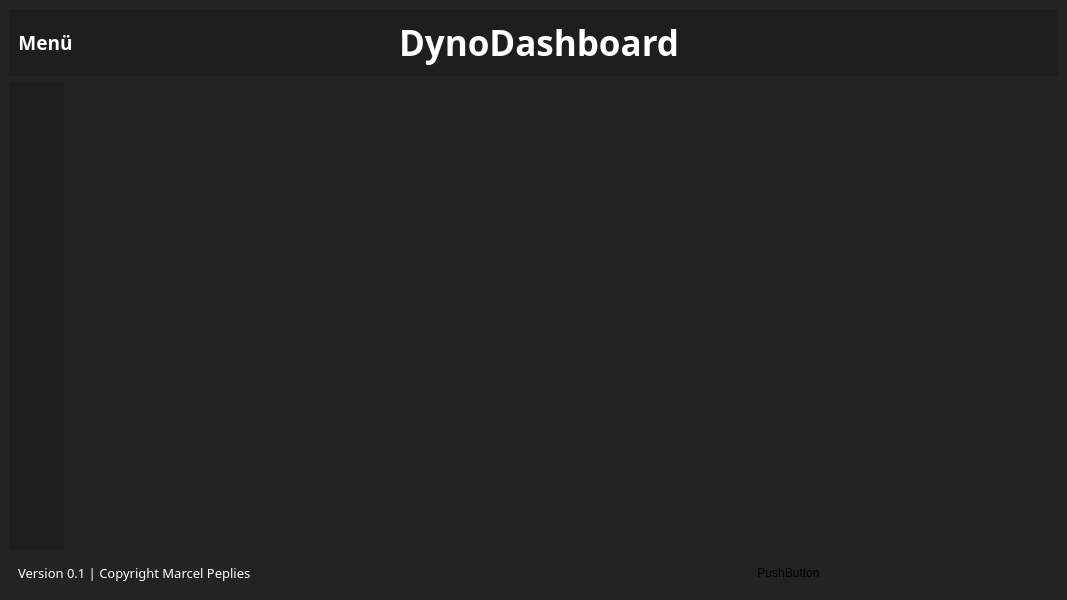
Qt form ui/dynoDash.ui (Marcen1603/dynoBoard) before a commit.
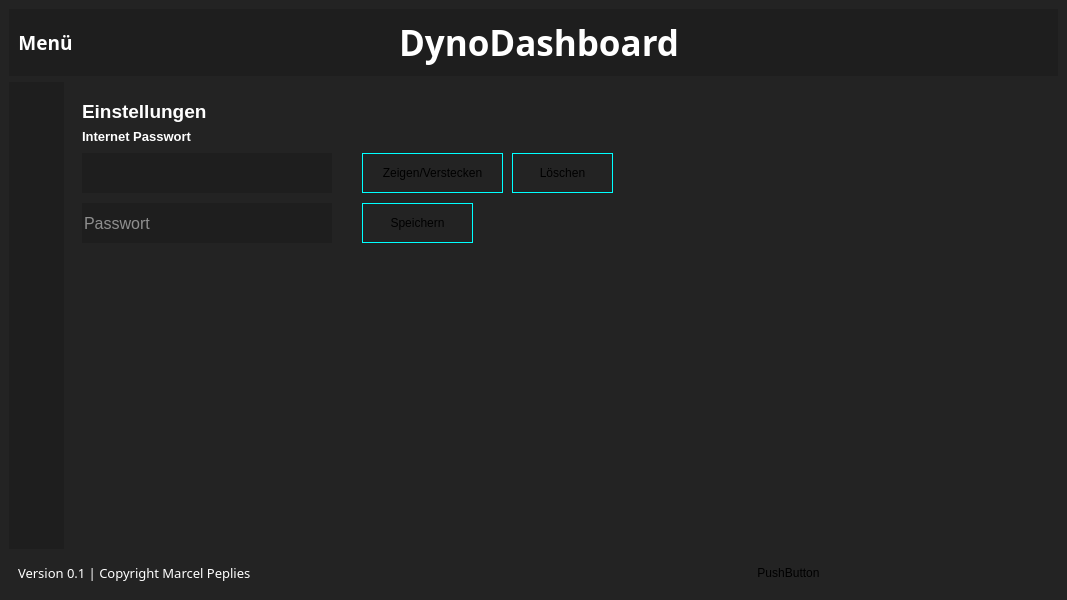
The same form after that commit. The open tabs and pages were chosen to show the change. Icons and pictures are not drawn.

Commit message: - Create field in settings page - Implement function to set internet password - Save password after reload

Diff of the .ui file:
```diff
--- a/ui/dynoDash.ui
+++ b/ui/dynoDash.ui
@@ -4968,7 +4968,283 @@
               </item>
              </layout>
             </widget>
-            <widget class="QWidget" name="settings_page"/>
+            <widget class="QWidget" name="settings_page">
+             <layout class="QVBoxLayout" name="verticalLayout_54">
+              <item>
+               <widget class="QFrame" name="frame_86">
+                <property name="frameShape">
+                 <enum>QFrame::StyledPanel</enum>
+                </property>
+                <property name="frameShadow">
+                 <enum>QFrame::Raised</enum>
+                </property>
+                <layout class="QHBoxLayout" name="horizontalLayout_46">
+                 <property name="spacing">
+                  <number>0</number>
+                 </property>
+                 <property name="leftMargin">
+                  <number>0</number>
+                 </property>
+                 <property name="topMargin">
+                  <number>0</number>
+                 </property>
+                 <property name="rightMargin">
+                  <number>0</number>
+                 </property>
+                 <property name="bottomMargin">
+                  <number>0</number>
+                 </property>
+                 <item>
+                  <widget class="QLabel" name="label_41">
+                   <property name="font">
+                    <font>
+                     <pointsize>14</pointsize>
+                     <weight>75</weight>
+                     <bold>true</bold>
+                    </font>
+                   </property>
+                   <property name="styleSheet">
+                    <string notr="true">color: rgb(255, 255, 255);</string>
+                   </property>
+                   <property name="text">
+                    <string>Einstellungen</string>
+                   </property>
+                  </widget>
+                 </item>
+                </layout>
+               </widget>
+              </item>
+              <item>
+               <widget class="QFrame" name="frame_87">
+                <property name="sizePolicy">
+                 <sizepolicy hsizetype="Expanding" vsizetype="Expanding">
+                  <horstretch>0</horstretch>
+                  <verstretch>0</verstretch>
+                 </sizepolicy>
+                </property>
+                <property name="frameShape">
+                 <enum>QFrame::StyledPanel</enum>
+                </property>
+                <property name="frameShadow">
+                 <enum>QFrame::Raised</enum>
+                </property>
+                <layout class="QVBoxLayout" name="verticalLayout_55">
+                 <property name="spacing">
+                  <number>0</number>
+                 </property>
+                 <property name="leftMargin">
+                  <number>0</number>
+                 </property>
+                 <property name="topMargin">
+                  <number>0</number>
+                 </property>
+                 <property name="rightMargin">
+                  <number>0</number>
+                 </property>
+                 <property name="bottomMargin">
+                  <number>0</number>
+                 </property>
+                 <item>
+                  <widget class="QFrame" name="frame_85">
+                   <property name="focusPolicy">
+                    <enum>Qt::StrongFocus</enum>
+                   </property>
+                   <property name="frameShape">
+                    <enum>QFrame::StyledPanel</enum>
+                   </property>
+                   <property name="frameShadow">
+                    <enum>QFrame::Raised</enum>
+                   </property>
+                   <layout class="QVBoxLayout" name="verticalLayout_56">
+                    <property name="spacing">
+                     <number>0</number>
+                    </property>
+                    <property name="leftMargin">
+                     <number>0</number>
+                    </property>
+                    <property name="topMargin">
+                     <number>0</number>
+                    </property>
+                    <property name="rightMargin">
+                     <number>0</number>
+                    </property>
+                    <property name="bottomMargin">
+                     <number>0</number>
+                    </property>
+                    <item>
+                     <widget class="QFrame" name="frame_88">
+                      <property name="frameShape">
+                       <enum>QFrame::StyledPanel</enum>
+                      </property>
+                      <property name="frameShadow">
+                       <enum>QFrame::Raised</enum>
+                      </property>
+                      <layout class="QVBoxLayout" name="verticalLayout_57">
+                       <property name="spacing">
+                        <number>0</number>
+                       </property>
+                       <property name="leftMargin">
+                        <number>0</number>
+                       </property>
+                       <property name="topMargin">
+                        <number>0</number>
+                       </property>
+                       <property name="rightMargin">
+                        <number>0</number>
+                       </property>
+                       <property name="bottomMargin">
+                        <number>9</number>
+                       </property>
+                       <item>
+                        <widget class="QLabel" name="label_66">
+                         <property name="font">
+                          <font>
+                           <pointsize>10</pointsize>
+                           <weight>75</weight>
+                           <bold>true</bold>
+                          </font>
+                         </property>
+                         <property name="styleSheet">
+                          <string notr="true">color: rgb(255, 255, 255);</string>
+                         </property>
+                         <property name="text">
+                          <string>Internet Passwort</string>
+                         </property>
+                        </widget>
+                       </item>
+                      </layout>
+                     </widget>
+                    </item>
+                    <item>
+                     <widget class="QFrame" name="frame_90">
+                      <property name="sizePolicy">
+                       <sizepolicy hsizetype="Expanding" vsizetype="Expanding">
+                        <horstretch>0</horstretch>
+                        <verstretch>0</verstretch>
+                       </sizepolicy>
+                      </property>
+                      <property name="frameShape">
+                       <enum>QFrame::StyledPanel</enum>
+                      </property>
+                      <property name="frameShadow">
+                       <enum>QFrame::Raised</enum>
+                      </property>
+                      <widget class="QLineEdit" name="internet_password_display">
+                       <property name="geometry">
+                        <rect>
+                         <x>0</x>
+                         <y>0</y>
+                         <width>250</width>
+                         <height>40</height>
+                        </rect>
+                       </property>
+                       <property name="styleSheet">
+                        <string notr="true">background-color: rgb(30, 30, 30);
+color: rgb(255, 255, 255);</string>
+                       </property>
+                       <property name="echoMode">
+                        <enum>QLineEdit::Password</enum>
+                       </property>
+                       <property name="readOnly">
+                        <bool>true</bool>
+                       </property>
+                      </widget>
+                      <widget class="QPushButton" name="show_internet_password">
+                       <property name="geometry">
+                        <rect>
+                         <x>280</x>
+                         <y>0</y>
+                         <width>141</width>
+                         <height>40</height>
+                        </rect>
+                       </property>
+                       <property name="styleSheet">
+                        <string notr="true">border: 1px solid;
+border-color: rgb(0, 255, 255);</string>
+                       </property>
+                       <property name="text">
+                        <string>Zeigen/Verstecken</string>
+                       </property>
+                      </widget>
+                      <widget class="QLineEdit" name="internet_password">
+                       <property name="geometry">
+                        <rect>
+                         <x>0</x>
+                         <y>50</y>
+                         <width>250</width>
+                         <height>40</height>
+                        </rect>
+                       </property>
+                       <property name="font">
+                        <font>
+                         <pointsize>12</pointsize>
+                        </font>
+                       </property>
+                       <property name="styleSheet">
+                        <string notr="true">background-color: rgb(30, 30, 30);
+color: rgb(255, 255, 255);</string>
+                       </property>
+                       <property name="echoMode">
+                        <enum>QLineEdit::Password</enum>
+                       </property>
+                       <property name="placeholderText">
+                        <string>Passwort</string>
+                       </property>
+                      </widget>
+                      <widget class="QPushButton" name="save_internet_password">
+                       <property name="geometry">
+                        <rect>
+                         <x>280</x>
+                         <y>50</y>
+                         <width>111</width>
+                         <height>40</height>
+                        </rect>
+                       </property>
+                       <property name="styleSheet">
+                        <string notr="true">border: 1px solid;
+border-color: rgb(0, 255, 255);</string>
+                       </property>
+                       <property name="text">
+                        <string>Speichern</string>
+                       </property>
+                      </widget>
+                      <widget class="QPushButton" name="clear_internet_password">
+                       <property name="geometry">
+                        <rect>
+                         <x>430</x>
+                         <y>0</y>
+                         <width>101</width>
+                         <height>40</height>
+                        </rect>
+                       </property>
+                       <property name="styleSheet">
+                        <string notr="true">border: 1px solid;
+border-color: rgb(0, 255, 255);</string>
+                       </property>
+                       <property name="text">
+                        <string>Löschen</string>
+                       </property>
+                      </widget>
+                     </widget>
+                    </item>
+                   </layout>
+                  </widget>
+                 </item>
+                 <item>
+                  <widget class="QFrame" name="frame_89">
+                   <property name="frameShape">
+                    <enum>QFrame::StyledPanel</enum>
+                   </property>
+                   <property name="frameShadow">
+                    <enum>QFrame::Raised</enum>
+                   </property>
+                  </widget>
+                 </item>
+                </layout>
+               </widget>
+              </item>
+             </layout>
+            </widget>
            </widget>
           </item>
          </layout>
```
Left out of the diff: 6 changed lines with no effect on the pictures. The commit also changes 4 other files.
